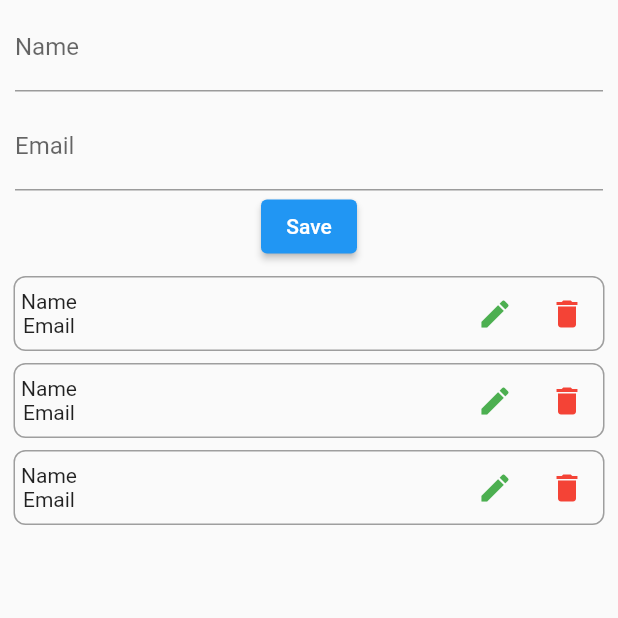
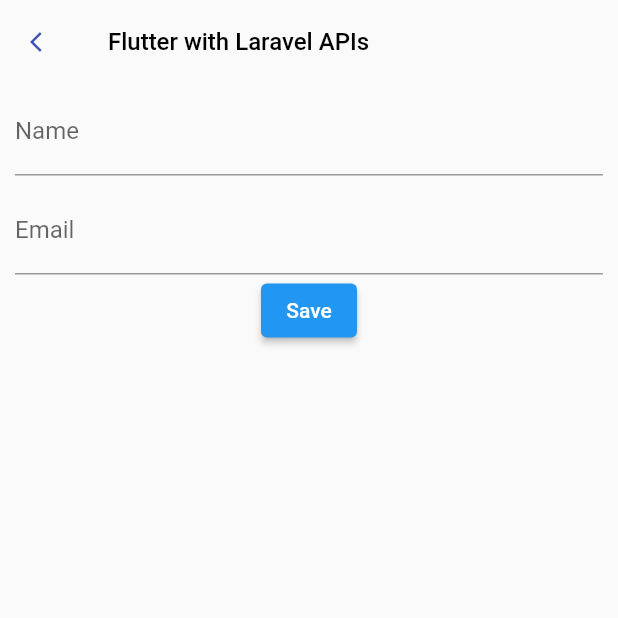
Before and after one commit to javedmughal-058/flutter_crud_with_laravel_api, a Flutter app: the FirstPage screen opened directly, on a phone screen of 412 x 824 dp, the top half of it. Run offline on Flutter 3.47's test engine with Material 2 defaults, Android fonts, the phone set to English and light mode, and no system bars; our stand-ins replace bubble, carousel_slider, easy_sidemenu, get, lottie, page_transition and 3 more; missing offline and left inert: bottom_bar_with_sheet; accounts and stored records are empty; statements that could not run were skipped.

Commit message:
Update FirstPage.dart

```diff
--- a/lib/views/FirstPage.dart
+++ b/lib/views/FirstPage.dart
@@ -11,14 +11,14 @@
     final UserController userController = Get.find();
     return SafeArea(
       child: Scaffold(
-        // appBar: AppBar(
-        //   // backgroundColor: Colors.transparent,elevation: 0.0,
-        //   // leading: IconButton(
-        //   //     onPressed: (){},
-        //   //     icon: const Icon(Icons.arrow_back_ios, color: Colors.indigo, size: 16,)),
-        //   title: const Text("Flutter with Laravel APIs", style: TextStyle(color: Colors.black, fontSize: 16),),
-        //
-        // ),
+        appBar: AppBar(
+          backgroundColor: Colors.transparent,elevation: 0.0,
+          leading: IconButton(
+              onPressed: (){},
+              icon: const Icon(Icons.arrow_back_ios, color: Colors.indigo, size: 16,)),
+          title: const Text("Flutter with Laravel APIs", style: TextStyle(color: Colors.black, fontSize: 16),),
+
+        ),
         body: SingleChildScrollView(
           child: Column(
             children: [
@@ -47,13 +47,16 @@
 
                 ),
               ),
-              ElevatedButton(onPressed: (){},
+              ElevatedButton(onPressed: (){
+                userController.addRecord(username: userController.name.text, email: userController.email.text);
+                userController.getRecord();
+              },
                   child: const Text('Save')),
-              ListView.builder(
+              Obx(()=>ListView.builder(
                   padding: const EdgeInsets.all(5),
                   physics: const NeverScrollableScrollPhysics(),
                   shrinkWrap: true,
-                  itemCount: 3,
+                  itemCount: userController.getData.length,
                   itemBuilder: (context, index){
                     return Container(
                       margin: const EdgeInsets.all(4),
@@ -68,19 +71,22 @@
                       child: Row(
                         children:[
                           Column(
-                        children: const [
-                          Text('Name'),
-                          Text('Email'),
+                            children:  [
+                              Text(userController.getData[index].stdname== null ?" ":userController.getData[index].stdname.toString() ),
+                              Text(userController.getData[index].email== null ?" ":userController.getData[index].email.toString()),
                             ],
                           ),
                           const Spacer(),
                           IconButton(onPressed: (){}, icon: const Icon(Icons.edit, color: Colors.green,)),
-                      IconButton(onPressed: (){}, icon: const Icon(Icons.delete, color: Colors.red,)),
+                          IconButton(onPressed: (){
+                            userController.deleteRecord(userController.getData[index].stdname.toString());
+                          }, icon: const Icon(Icons.delete, color: Colors.red,)),
+
 
                         ],
                       ),
                     );
-              })
+                  })),
             ],
           ),
         ),
```
Lines whose indentation alone changed are shown as unchanged.
